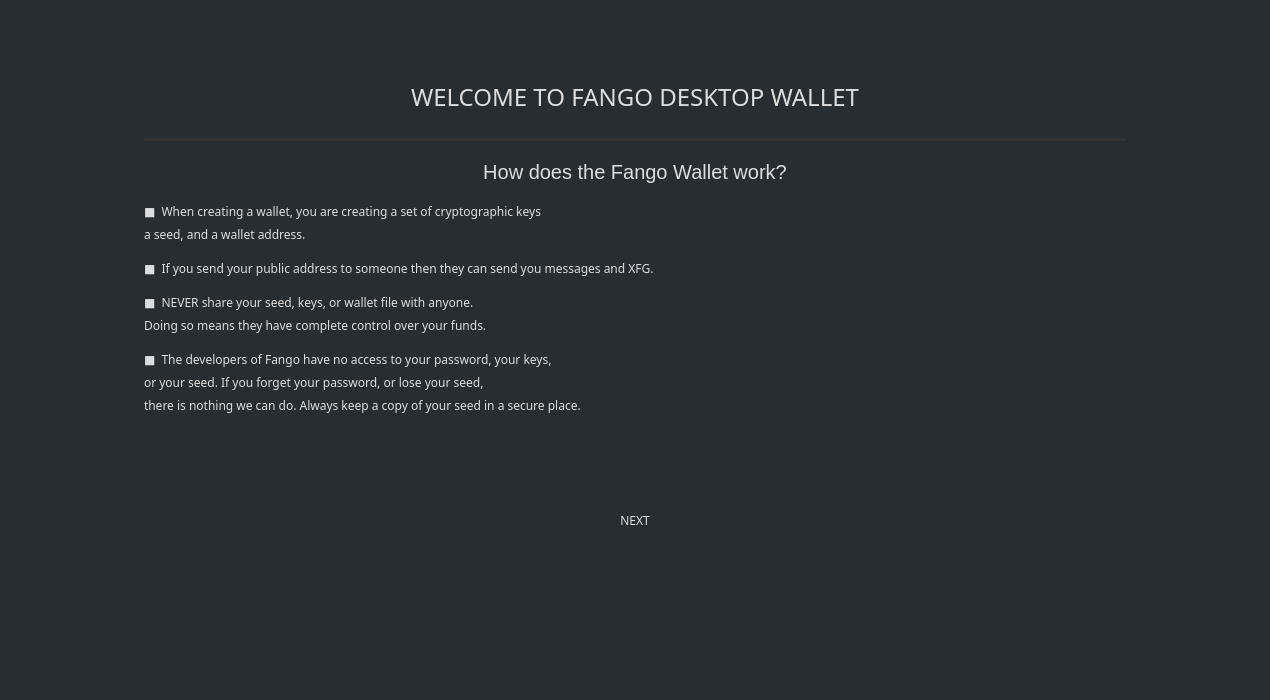
Before: the Qt Designer form src/gui/ui/welcomeframe.ui in FandomGold/FANGO-wallet, drawn with Qt 5.
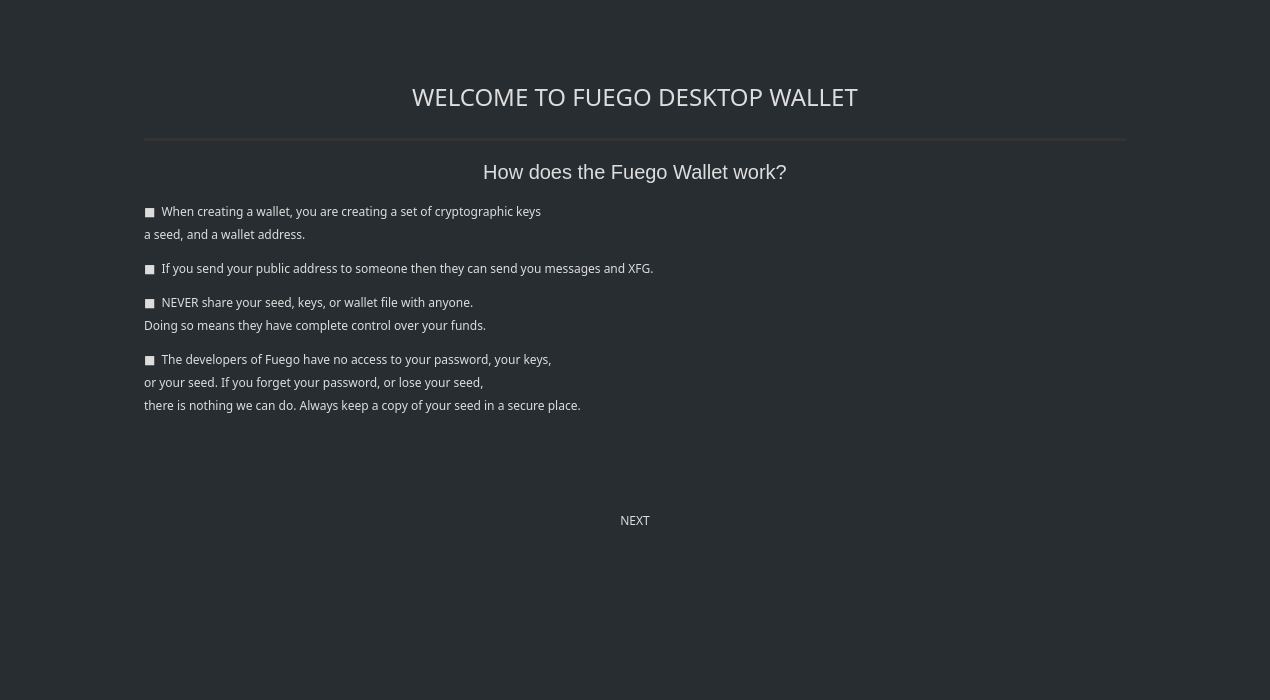
After: the same form once the commit is applied. Icons and pictures are not drawn.

What changed in the file:
```diff
--- a/src/gui/ui/welcomeframe.ui
+++ b/src/gui/ui/welcomeframe.ui
@@ -66,7 +66,7 @@
       <string notr="true">color: #ddd; background: transparent;</string>
      </property>
      <property name="text">
-      <string>WELCOME TO FANGO DESKTOP WALLET</string>
+      <string>WELCOME TO FUEGO DESKTOP WALLET</string>
      </property>
      <property name="alignment">
       <set>Qt::AlignCenter</set>
@@ -1518,7 +1518,7 @@
 margin-left: 3em;</string>
            </property>
            <property name="text">
-            <string>■  Fango is a decentralized blockchain bank.</string>
+            <string>■  Fuego is a decentralized blockchain bank.</string>
            </property>
            <property name="alignment">
             <set>Qt::AlignLeading|Qt::AlignLeft|Qt::AlignVCenter</set>
@@ -1703,7 +1703,7 @@
 font-size: 20px;</string>
            </property>
            <property name="text">
-            <string>How does the Fango Wallet work?</string>
+            <string>How does the Fuego Wallet work?</string>
            </property>
            <property name="alignment">
             <set>Qt::AlignCenter</set>
@@ -1958,7 +1958,7 @@
 margin-left: 3em;</string>
            </property>
            <property name="text">
-            <string>■  The developers of Fango have no access to your password, your keys, </string>
+            <string>■  The developers of Fuego have no access to your password, your keys, </string>
            </property>
            <property name="textFormat">
             <enum>Qt::AutoText</enum>
```
Left out of the diff: 6 changed lines with no effect on the pictures.
